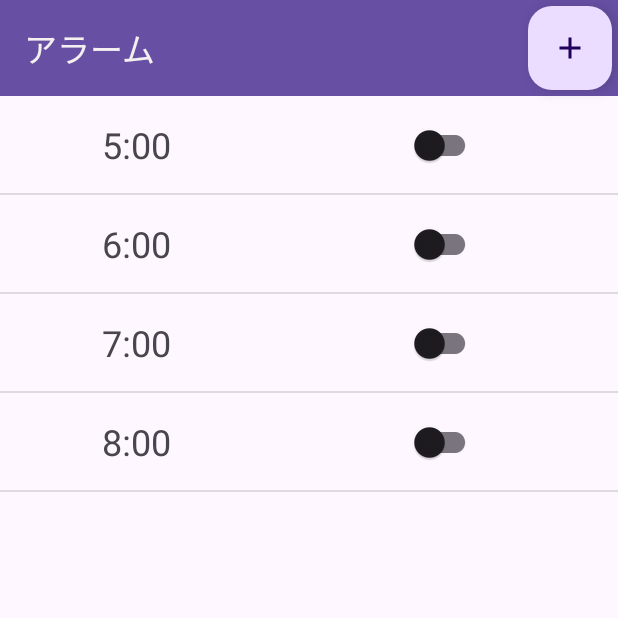
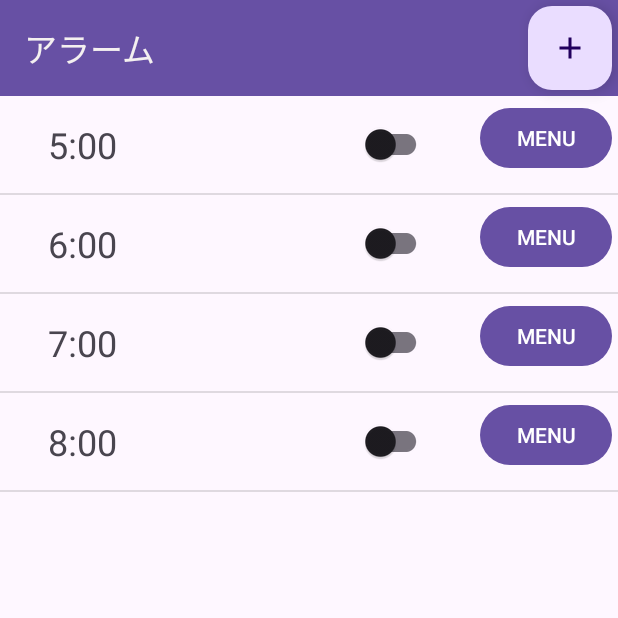
Before and after one commit to itc-s22001/PBL, an Android app: the screen it shows after launch (MainActivity), on a phone screen of 412 x 824 dp, the top half of it. Run offline under Robolectric (Android 15) with nearby library versions, the phone set to English and light mode, and no system bars.

```diff
--- a/app/src/main/java/jp/ac/it_college/std/s22001/pbl/MainActivity.kt
+++ b/app/src/main/java/jp/ac/it_college/std/s22001/pbl/MainActivity.kt
@@ -4,29 +4,32 @@ import android.content.Intent
 import androidx.appcompat.app.AppCompatActivity
 import android.os.Bundle
 import android.util.Log
+import android.view.Menu
 import android.view.View
 import android.widget.Button
+import android.widget.PopupMenu
 import android.widget.Toast
 import androidx.recyclerview.widget.DividerItemDecoration
 import androidx.recyclerview.widget.LinearLayoutManager
 import com.google.android.material.floatingactionbutton.FloatingActionButton
+import com.google.android.material.switchmaterial.SwitchMaterial
 import jp.ac.it_college.std.s22001.pbl.databinding.ActivityMainBinding
 
-class MainActivity : AppCompatActivity(), PracticeRecyclerItemClickListener.OnRecyclerClickListener {
+class MainActivity: AppCompatActivity() {
     private lateinit var binding: ActivityMainBinding
     override fun onCreate(savedInstanceState: Bundle?) {
         super.onCreate(savedInstanceState)
         binding = ActivityMainBinding.inflate(layoutInflater)
         setContentView(binding.root)
         val nextButton = findViewById<FloatingActionButton>(R.id.nextButton)  //--------
-//        FloatingActionButton
 
 
+        //recyclerViewの要素を押したら AaaActivity に飛ぶ
         binding.lvMenu.apply {
             adapter = MenuListAdapter(menuList) { name ->
                 val intentSetting = Intent(
                     this@MainActivity,
-                    AaaActivity::class.java
+                    SettingActivity::class.java
                 )
                 intentSetting.putExtra("menuName", name)
 
@@ -45,11 +48,7 @@ class MainActivity : AppCompatActivity(), PracticeRecyclerItemClickListener.OnRe
 
             startActivity(intent)
         }
-        // -----
     }
 
-    override fun onItemLongClick(view: View, position: Int) {
-        Toast.makeText(this, "長押しタップ", Toast.LENGTH_SHORT). show()
-        Log.d("MainActivity", "長押しタップ")
-    }
+
 }
--- a/app/src/main/res/layout/activity_main.xml
+++ b/app/src/main/res/layout/activity_main.xml
@@ -12,9 +12,10 @@
         android:layout_height="0dp"
         app:layout_constraintBottom_toBottomOf="parent"
         app:layout_constraintEnd_toEndOf="parent"
-        app:layout_constraintHorizontal_bias="1.0"
+        app:layout_constraintHorizontal_bias="0.0"
         app:layout_constraintStart_toStartOf="parent"
-        app:layout_constraintTop_toBottomOf="@+id/toolbar" />
+        app:layout_constraintTop_toBottomOf="@+id/toolbar"
+        app:layout_constraintVertical_bias="0.0" />
 
     <androidx.appcompat.widget.Toolbar
         android:id="@+id/toolbar"
--- a/app/src/main/res/layout/menu_row.xml
+++ b/app/src/main/res/layout/menu_row.xml
@@ -10,7 +10,7 @@
         android:id="@+id/tvName"
         android:layout_width="wrap_content"
         android:layout_height="wrap_content"
-        android:layout_marginStart="68dp"
+        android:layout_marginStart="32dp"
         android:layout_marginTop="16dp"
         android:layout_marginBottom="16dp"
         android:textSize="24sp"
@@ -21,13 +21,26 @@
         tools:text="アラーム時間" />
 
     <com.google.android.material.switchmaterial.SwitchMaterial
+        android:id="@+id/switchMaterial"
         android:layout_width="wrap_content"
         android:layout_height="wrap_content"
         app:layout_constraintBottom_toBottomOf="parent"
         app:layout_constraintEnd_toEndOf="parent"
-        app:layout_constraintHorizontal_bias="0.636"
+        app:layout_constraintHorizontal_bias="0.566"
         app:layout_constraintStart_toEndOf="@+id/tvName"
+        app:layout_constraintTop_toTopOf="parent"
+        app:layout_constraintVertical_bias="0.473" />
+
+    <Button
+        android:id="@+id/show_popup_button"
+        android:layout_width="wrap_content"
+        android:layout_height="wrap_content"
+        android:layout_marginTop="4dp"
+        android:layout_marginEnd="4dp"
+        android:text="MENU"
+        android:clickable="true"
+        android:contentDescription="@string/alarm_name"
+        app:layout_constraintEnd_toEndOf="parent"
         app:layout_constraintTop_toTopOf="parent" />
 
-
 </androidx.constraintlayout.widget.ConstraintLayout>
--- /dev/null
+++ b/app/src/main/res/menu/menu_items.xml
@@ -0,0 +1,9 @@
+<?xml version="1.0" encoding="utf-8"?>
+<menu xmlns:android="http://schemas.android.com/apk/res/android">
+    <item
+        android:id="@+id/menu_item1"
+        android:title="編集" />
+    <item
+        android:id="@+id/menu_item2"
+        android:title="削除" />
+</menu>
```
Also changed, not shown: app/src/main/java/jp/ac/it_college/std/s22001/pbl/MenuListAdapter.kt (+27 -0 lines).
